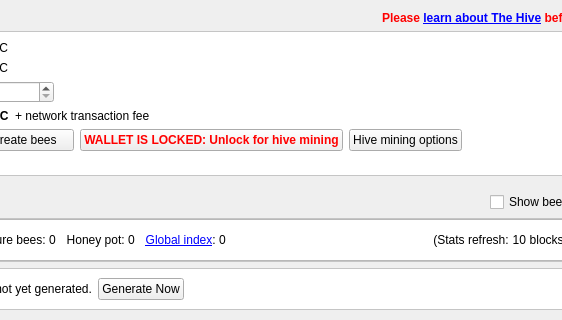
Before: the Qt Designer form src/qt/forms/hivedialog.ui in litecoincash-project/litecoincash, drawn with Qt 5; both pictures show x 151 to 713 and y 0 to 320 of the 824 by 500 pixel window.
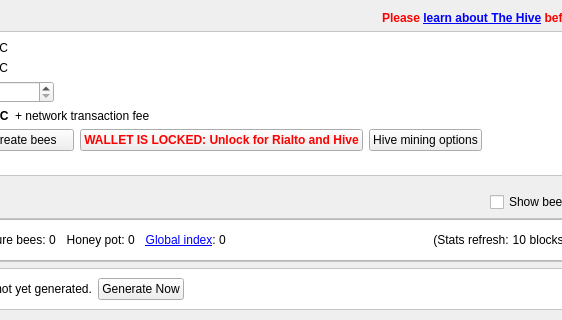
After: the same form once the commit is applied. Icons and pictures are not drawn. Custom widgets are drawn as their Qt base class.

```diff
--- a/src/qt/forms/hivedialog.ui
+++ b/src/qt/forms/hivedialog.ui
@@ -311,7 +311,7 @@
            <string notr="true">color:red;</string>
           </property>
           <property name="text">
-           <string>WALLET IS LOCKED: Unlock for hive mining</string>
+           <string>WALLET IS LOCKED: Unlock for Rialto and Hive</string>
           </property>
           <property name="icon">
            <iconset resource="//wsl$/Ubuntu-20.04/home/fell/litecoincash/src/qt/bitcoin.qrc">
```
Left out of the diff: 14 changed lines with no effect on the pictures.
